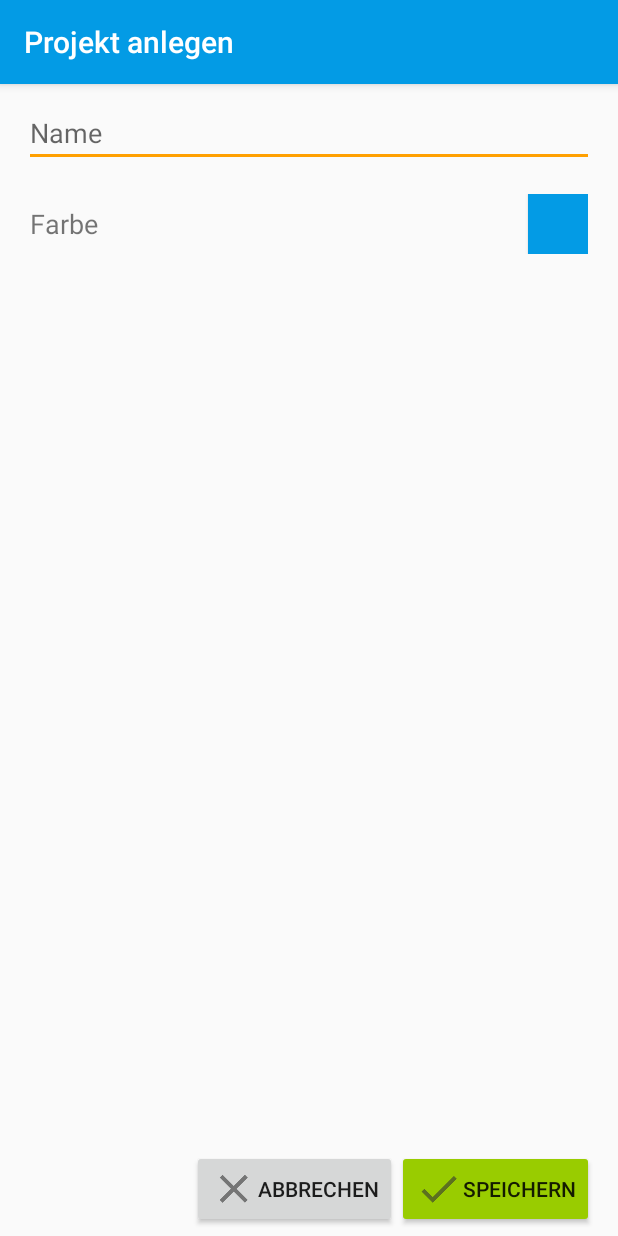
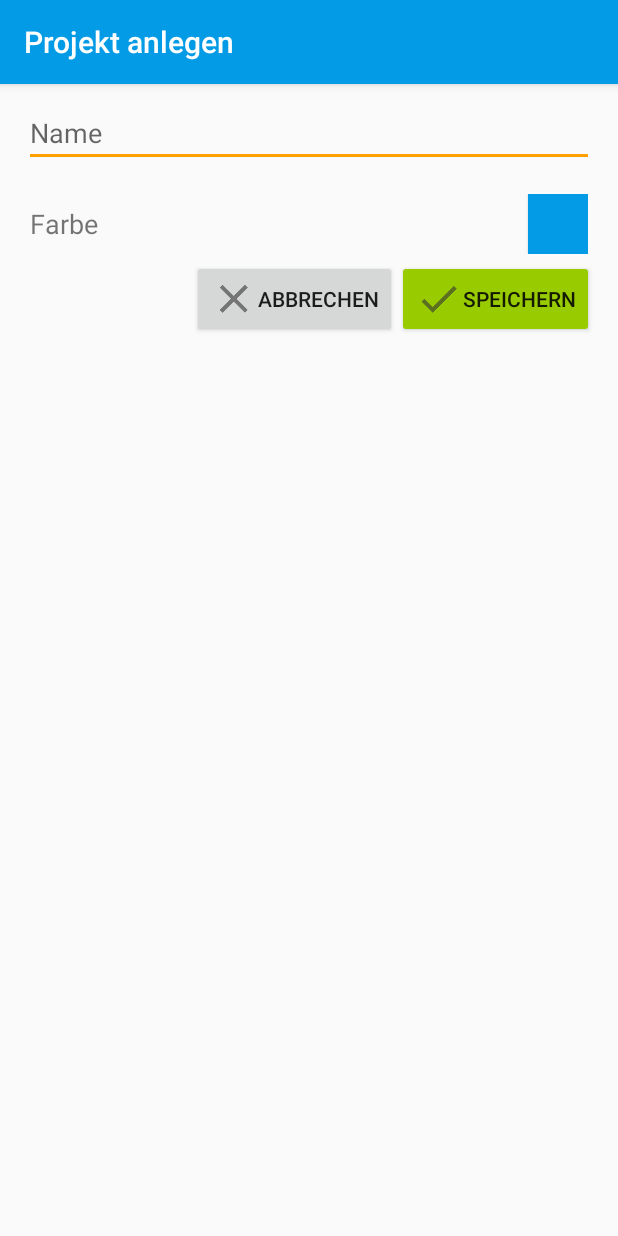
Before and after one commit to LeonieEbert/BuzzMe, an Android app: the AddProjectActivity screen opened directly, with no data from a screen before it, after a tap on "SPEICHERN", on a phone screen of 412 x 824 dp. Run offline under Robolectric (Android 15) with nearby library versions, the phone set to English and light mode, and no system bars; our stand-ins replace Firebase (no records; nobody signed in at launch, a user with empty details on screens opened directly); libraries missing offline, so code that uses them is left out: yuku.ambilwarna.

Commit message:
fixed xml-problems, implemented project-id

```diff
--- a/app/src/main/java/com/example/buzzme/ActiveActivity.java
+++ b/app/src/main/java/com/example/buzzme/ActiveActivity.java
@@ -79,7 +79,7 @@ public class ActiveActivity extends AppCompatActivity {
 
 
         DatabaseReference activeRef = FirebaseDatabase.getInstance().getReference();
-        Query activeQuery = activeRef.child(firebaseAuth.getCurrentUser().getUid().toString()).orderByChild("projectStatus").equalTo("aktiv");
+        Query activeQuery = activeRef.child(firebaseAuth.getCurrentUser().getUid()).orderByChild("projectStatus").equalTo("aktiv");
 
         activeQuery.addListenerForSingleValueEvent(valueEventListener);
     }
--- a/app/src/main/java/com/example/buzzme/AddProjectActivity.java
+++ b/app/src/main/java/com/example/buzzme/AddProjectActivity.java
@@ -100,13 +100,15 @@ public class AddProjectActivity extends AppCompatActivity {
     public void btnSave_Click (View v) {
     saveProject();
     }
+
     public void saveProject(){
         String projectName = txtProjectName.getText().toString().trim();
         Project project = new Project(projectName, projectColor);
         FirebaseUser user = firebaseAuth.getCurrentUser();
 
-        mDatabase.child(user.getUid()).push().setValue(project);
-
+        String id = FirebaseDatabase.getInstance().getReference().child(user.getUid()).push().getKey();
+        project.setProjectId(id);
+        FirebaseDatabase.getInstance().getReference().child(user.getUid()).child(id).setValue(project);
 
         Toast.makeText(this, "Projekt erstellt",Toast.LENGTH_LONG).show();
 
--- a/app/src/main/java/com/example/buzzme/Project.java
+++ b/app/src/main/java/com/example/buzzme/Project.java
@@ -3,6 +3,7 @@ package com.example.buzzme;
 import java.util.List;
 
 public class Project {
+    private String projectId;
     private String projectName;
     private int projectColor;
     private String projectStatus;
@@ -44,6 +45,11 @@ public class Project {
         this.projectStatus = projectStatus;
     }
 
+    public String getProjectId() {
+        return projectId;
+    }
 
-
+    public void setProjectId(String projectId) {
+        this.projectId = projectId;
+    }
 }
--- a/app/src/main/res/layout/activity_active.xml
+++ b/app/src/main/res/layout/activity_active.xml
@@ -10,7 +10,6 @@
         android:id="@+id/showFirebaseData"
         android:layout_width="wrap_content"
         android:layout_height="wrap_content"
-        android:text="@string/label_main_activity"
         app:layout_constraintBottom_toBottomOf="parent"
         app:layout_constraintLeft_toLeftOf="parent"
         app:layout_constraintRight_toRightOf="parent"
@@ -58,8 +57,6 @@
         app:layout_constraintVertical_bias="0.015"
         app:srcCompat="@drawable/ic_input_add" />
 
-    <!--android:onClick="onClick" entfernt wegen Fehler -->
-
     <android.support.constraint.Guideline
         android:id="@+id/guideline3"
         android:layout_width="wrap_content"
@@ -67,5 +64,4 @@
         android:orientation="vertical"
         app:layout_constraintGuide_begin="20dp" />
 
-
 </android.support.constraint.ConstraintLayout>
--- a/app/src/main/res/layout/activity_add_project.xml
+++ b/app/src/main/res/layout/activity_add_project.xml
@@ -14,7 +14,7 @@
         android:layout_width="fill_parent"
         android:layout_height="wrap_content"
         android:layout_weight="0"
-        android:hint="Name"
+        android:hint="@string/projectName"
         android:layout_marginBottom="14dp"/>
 
     <RelativeLayout
@@ -25,17 +25,17 @@
         <TextView
             android:layout_width="fill_parent"
             android:layout_height="wrap_content"
-            android:layout_alignParentLeft ="true"
+            android:layout_alignParentStart ="true"
             android:layout_centerInParent="true"
             android:textSize="18sp"
-            android:text="Farbe" />
+            android:text="@string/colorpicker" />
 
         <Button
             android:id="@+id/button_color"
             android:layout_width="@dimen/color_button"
             android:layout_height="@dimen/color_button"
             android:background="@drawable/button_with_border"
-            android:layout_alignParentRight ="true"/>
+            android:layout_alignParentEnd ="true"/>
 
     </RelativeLayout>
 
@@ -43,16 +43,16 @@
         android:layout_width="match_parent"
         android:layout_height="0dip"
         android:layout_weight="1"
-        android:gravity="right|bottom"
+        android:gravity="end"
         android:orientation="horizontal">
 
         <Button
             android:id="@+id/btnCancel"
             android:layout_width="wrap_content"
             android:layout_height="wrap_content"
-            android:text="Abbrechen"
+            android:text="@string/btn_abort"
             android:onClick="btnCancel_Click"
-            android:drawableLeft="@drawable/ic_save_cancel"/>
+            android:drawableStart="@drawable/ic_save_cancel"/>
 
         <Button
             android:id="@+id/btnSave"
@@ -60,52 +60,9 @@
             android:onClick="btnSave_Click"
             android:layout_height="wrap_content"
             android:backgroundTint="@android:color/holo_green_light"
-            android:text="Speichern"
-            android:drawableLeft="@drawable/ic_save_check"/>
+            android:text="@string/btn_save"
+            android:drawableStart="@drawable/ic_save_check"/>
 
     </LinearLayout>
 
 </LinearLayout>
-<!--
-<?xml version="1.0" encoding="utf-8"?>
-<android.support.constraint.ConstraintLayout
-    xmlns:android="http://schemas.android.com/apk/res/android"
-    xmlns:tools="http://schemas.android.com/tools"
-    android:layout_width="match_parent"
-    android:layout_height="match_parent">
-
-    <TextView
-        android:id="@+id/textView"
-        android:layout_width="60dp"
-        android:layout_height="35dp"
-        android:text="Name:"
-        android:textSize="18sp"
-        tools:layout_editor_absoluteX="24dp"
-        tools:layout_editor_absoluteY="26dp" />
-
-    <EditText
-        android:id="@+id/editText3"
-        android:layout_width="226dp"
-        android:layout_height="wrap_content"
-        android:ems="10"
-        android:inputType="textPersonName"
-        tools:layout_editor_absoluteX="84dp"
-        tools:layout_editor_absoluteY="16dp" />
-
-    <TextView
-        android:id="@+id/textView3"
-        android:layout_width="wrap_content"
-        android:layout_height="wrap_content"
-        android:text="Farbe:"
-        android:textSize="18sp"
-        tools:layout_editor_absoluteX="24dp"
-        tools:layout_editor_absoluteY="90dp" />
-
-    <Spinner
-        android:id="@+id/spinner"
-        android:layout_width="143dp"
-        android:layout_height="29dp"
-        tools:layout_editor_absoluteX="84dp"
-        tools:layout_editor_absoluteY="90dp" />
-
-</android.support.constraint.ConstraintLayout>-->
--- a/app/src/main/res/values/styles.xml
+++ b/app/src/main/res/values/styles.xml
@@ -1,5 +1,4 @@
 <resources>
-
     <!-- Base application theme. -->
     <style name="AppTheme" parent="Theme.AppCompat.Light.DarkActionBar">
         <item name="colorPrimary">@color/colorPrimary</item>
```
Also changed, not shown: app/src/main/res/layout/active_project_list.xml (+4 -6 lines), app/src/main/res/layout/activity_login.xml (+0 -7 lines), app/src/main/res/layout/overview_project_list.xml (+13 -16 lines), app/src/main/res/values/strings.xml (+5 -18 lines), app/build.gradle (line endings or trailing spaces).
